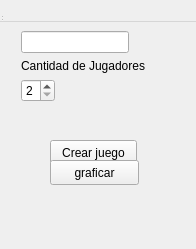
This is pantallacrear.ui in AndreyZartty/Scrabble as Qt 5 draws it before an edit. The edited form follows.
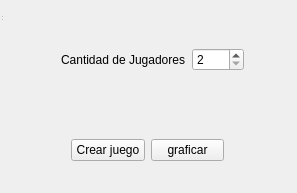
This is the edited form.

Patch:
```diff
--- a/pantallacrear.ui
+++ b/pantallacrear.ui
@@ -6,63 +6,51 @@
    <rect>
     <x>0</x>
     <y>0</y>
-    <width>196</width>
-    <height>249</height>
+    <width>297</width>
+    <height>193</height>
    </rect>
   </property>
   <property name="windowTitle">
    <string>pantallaCrear</string>
   </property>
-  <widget class="QWidget" name="centralWidget">
-   <widget class="QPushButton" name="pushButton">
+  <widget class="QToolBar" name="mainToolBar">
+   <property name="geometry">
+    <rect>
+     <x>0</x>
+     <y>0</y>
+     <width>8</width>
+     <height>17</height>
+    </rect>
+   </property>
+  </widget>
+  <widget class="QStatusBar" name="statusBar">
+   <property name="geometry">
+    <rect>
+     <x>0</x>
+     <y>0</y>
+     <width>3</width>
+     <height>22</height>
+    </rect>
+   </property>
+  </widget>
+  <widget class="QWidget" name="horizontalLayoutWidget">
     <property name="geometry">
      <rect>
       <x>50</x>
-      <y>140</y>
-      <width>87</width>
-      <height>25</height>
-     </rect>
-    </property>
-    <property name="text">
-     <string>Crear juego</string>
-    </property>
-   </widget>
-   <widget class="QWidget" name="formLayoutWidget_3">
-    <property name="geometry">
-     <rect>
-      <x>10</x>
-      <y>0</y>
-      <width>173</width>
-      <height>115</height>
-     </rect>
-    </property>
-    <layout class="QFormLayout" name="formLayout_3">
-     <item row="0" column="0">
-      <layout class="QFormLayout" name="formLayout">
-       <item row="0" column="0">
-        <widget class="QLabel" name="label_2">
-         <property name="text">
-          <string>Nickname</string>
-         </property>
-        </widget>
-       </item>
-       <item row="1" column="0">
-        <widget class="QLineEdit" name="nick_line"/>
-       </item>
-      </layout>
-     </item>
-     <item row="1" column="0">
-      <layout class="QFormLayout" name="formLayout_2">
-       <item row="1" column="0">
+     <y>20</y>
+     <width>205</width>
+     <height>80</height>
+    </rect>
+   </property>
+   <layout class="QHBoxLayout" name="horizontalLayout">
+    <item>
         <widget class="QLabel" name="label">
          <property name="text">
           <string>Cantidad de Jugadores</string>
          </property>
         </widget>
        </item>
-      </layout>
-     </item>
-     <item row="2" column="0">
+    <item>
       <widget class="QSpinBox" name="cant_spin">
        <property name="minimum">
         <number>2</number>
@@ -74,39 +62,32 @@
      </item>
     </layout>
    </widget>
+  <widget class="QWidget" name="horizontalLayoutWidget_2">
+   <property name="geometry">
+    <rect>
+     <x>60</x>
+     <y>110</y>
+     <width>175</width>
+     <height>80</height>
+    </rect>
+   </property>
+   <layout class="QHBoxLayout" name="horizontalLayout_2">
+    <item>
+     <widget class="QPushButton" name="pushButton">
+      <property name="text">
+       <string>Crear juego</string>
+      </property>
+     </widget>
+    </item>
+    <item>
    <widget class="QPushButton" name="graf_button">
-    <property name="geometry">
-     <rect>
-      <x>50</x>
-      <y>160</y>
-      <width>89</width>
-      <height>25</height>
-     </rect>
-    </property>
     <property name="text">
      <string>graficar</string>
     </property>
    </widget>
+    </item>
+   </layout>
   </widget>
-  <widget class="QMenuBar" name="menuBar">
-   <property name="geometry">
-    <rect>
-     <x>0</x>
-     <y>0</y>
-     <width>196</width>
-     <height>22</height>
-    </rect>
-   </property>
-  </widget>
-  <widget class="QToolBar" name="mainToolBar">
-   <attribute name="toolBarArea">
-    <enum>TopToolBarArea</enum>
-   </attribute>
-   <attribute name="toolBarBreak">
-    <bool>false</bool>
-   </attribute>
-  </widget>
-  <widget class="QStatusBar" name="statusBar"/>
  </widget>
  <layoutdefault spacing="6" margin="11"/>
  <resources/>
```
Lines whose indentation alone changed are shown as unchanged.
